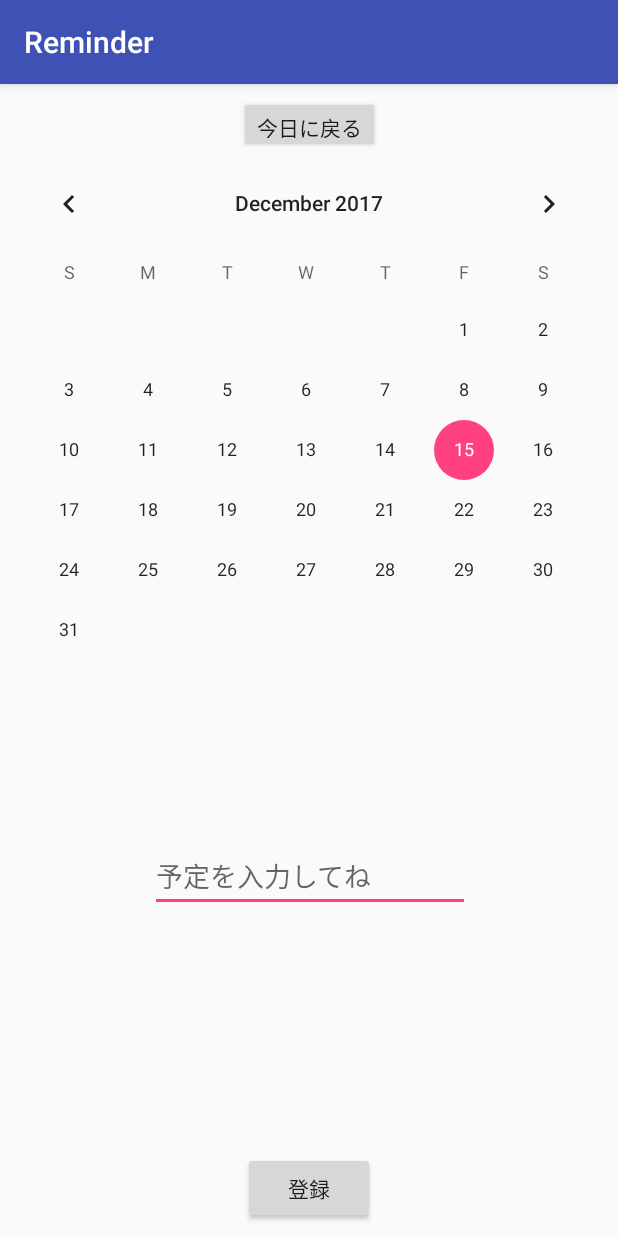
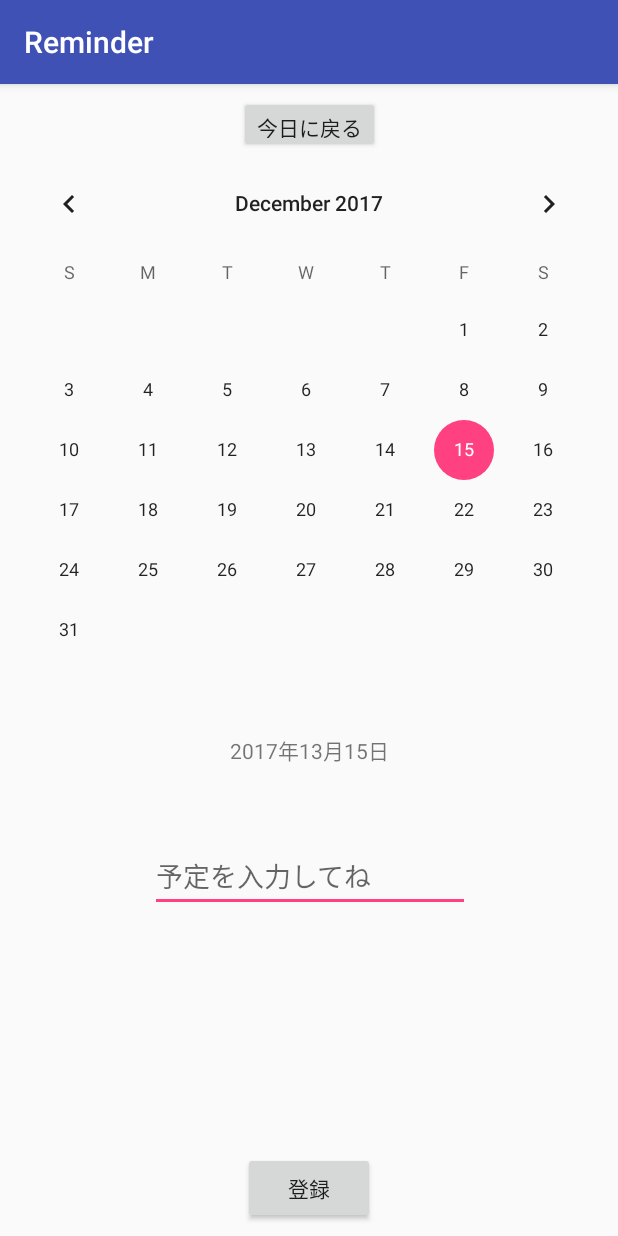
Before and after one commit to yamashitaryo/android, an Android app: the screen it shows after launch (MainActivity), on a phone screen of 412 x 824 dp. Run offline under Robolectric (Android 15) with nearby library versions, the phone set to English and light mode, and no system bars.

Commit message:
最初に今日の日付を取得できるようにしました

```diff
--- a/app/src/main/java/com/example/psyche/reminder/MainActivity.kt
+++ b/app/src/main/java/com/example/psyche/reminder/MainActivity.kt
@@ -29,6 +29,13 @@ class MainActivity : AppCompatActivity(), View.OnClickListener, CalendarView.OnD
 
         val registerScheduleButton: Button = findViewById(R.id.registerScheduleButton)
         registerScheduleButton.setOnClickListener(this)
+
+        val cal = Calendar.getInstance()
+        year = cal.get(Calendar.YEAR)
+        month = cal.get(Calendar.MONTH) + 1
+        day = cal.get(Calendar.DATE)
+        val textDate: TextView = findViewById(R.id.date)
+        textDate.setText(""+year+"年"+(month+1)+"月"+day+ "日")
     }
 
     override fun onClick(v: View?) {
@@ -44,7 +51,6 @@ class MainActivity : AppCompatActivity(), View.OnClickListener, CalendarView.OnD
                 sm.setSchedule(title, year, month, day)
             }
         }
-
     }
 
     override fun onSelectedDayChange(p0: CalendarView?, p1: Int, p2: Int, p3: Int) {
```
